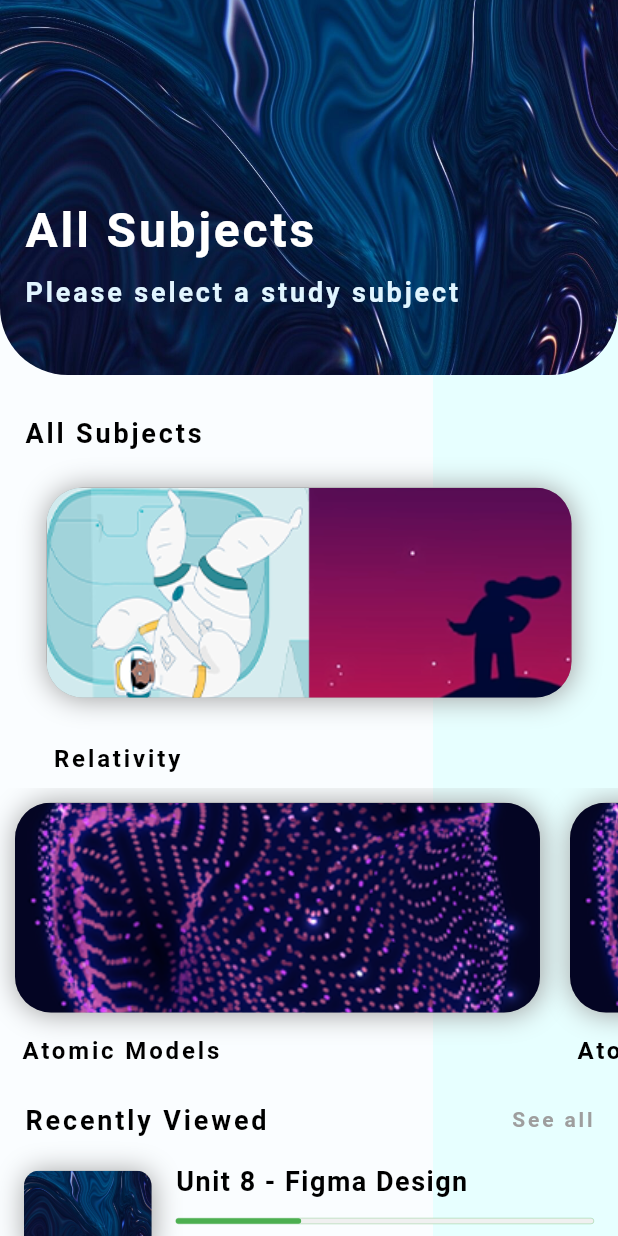
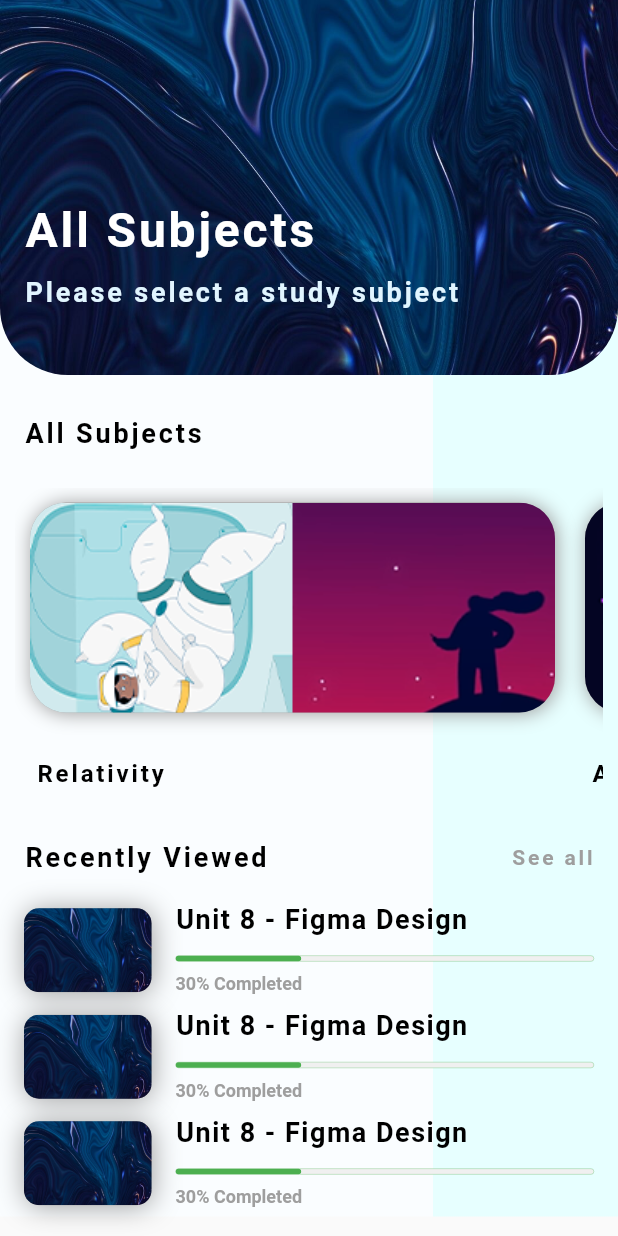
Before and after one commit to kimkimun2306/UI_relativity, a Flutter app: the Resources screen opened directly, on a phone screen of 412 x 824 dp. Run offline on Flutter 3.47's test engine with Material 2 defaults, Android fonts, the phone set to English and light mode, and no system bars.

Commit message:
initial commit

```diff
--- a/lib/Resources.dart
+++ b/lib/Resources.dart
@@ -6,6 +6,9 @@ import 'package:relativandatomic/recently.dart';
 import 'package:flutter/material.dart';
 import 'package:relativandatomic/screens/detail/detail_screen_1.dart';
 import 'package:relativandatomic/screens/detail/detail_screen_2.dart';
+import 'package:relativandatomic/screens/detail/detail_screen_3.dart';
+import 'package:relativandatomic/screens/detail/detail_screen_4.dart';
+import 'package:relativandatomic/screens/detail/widgets/Simulation/simulation_relativity.dart';
 
 class Resources extends StatelessWidget {
   final _controller = TextEditingController();
@@ -105,6 +108,18 @@ class Resources extends StatelessWidget {
                 ],
               ),
             ),
+            ListView(
+              scrollDirection: Axis.vertical,
+              shrinkWrap: true,
+              padding: EdgeInsets.all(10.0),
+              physics: NeverScrollableScrollPhysics(),
+              children: <Widget>[
+                Container(
+                  height: 210,
+                  child: ListView(
+                    scrollDirection: Axis.horizontal,
+                    shrinkWrap: true,
+                    children: [
                       InkWell(
                         onTap: () {
                           Navigator.push(
@@ -114,17 +129,9 @@ class Resources extends StatelessWidget {
                             ),
                           );
                         },
-              child: Container(
-                height: 210,
-                child: ListView.builder(
-                  scrollDirection: Axis.horizontal,
-                  itemCount: 1,
-                  shrinkWrap: true,
-                  itemBuilder: (BuildContext context, int index) {
-                    return CourseCard(
-                        "Relativity", "20", "assets/images/relativity.png");
-                  },
-                ),
+                        child: CourseCategory(
+                          imagePath: "assets/images/relativity.png",
+                          title: "Relativity",
                         ),
                       ),
                       InkWell(
@@ -136,21 +143,43 @@ class Resources extends StatelessWidget {
                             ),
                           );
                         },
-              child: Container(
-                height: 195,
-                child: ListView.builder(
-                  scrollDirection: Axis.horizontal,
-                  itemCount: namecourse.length,
-                  shrinkWrap: true,
-                  itemBuilder: (BuildContext context, int index) {
-                    return CourseCard(
-                      "Atomic Models",
-                      "20",
-                      "assets/images/atomicmodel.png",
+                        child: CourseCategory(
+                          imagePath: "assets/images/atomicmodel.png",
+                          title: "Atomic Model",
+                        ),
+                      ),
+                      InkWell(
+                        onTap: () {
+                          Navigator.push(
+                            context,
+                            MaterialPageRoute(
+                              builder: (context) => DetailScreen_3(),
+                            ),
                           );
                         },
+                        child: CourseCategory(
+                          imagePath: "assets/images/simulation_ux.png",
+                          title: "Simulation",
                         ),
                       ),
+                      InkWell(
+                        onTap: () {
+                          Navigator.push(
+                            context,
+                            MaterialPageRoute(
+                              builder: (context) => DetailScreen_4(),
+                            ),
+                          );
+                        },
+                        child: CourseCategory(
+                          imagePath: "assets/images/team.png",
+                          title: "Team",
+                        ),
+                      ),
+                    ],
+                  ),
+                ),
+              ],
             ),
             Padding(
               padding: const EdgeInsets.all(16.0),
--- a/lib/course_category.dart
+++ b/lib/course_category.dart
@@ -3,59 +3,52 @@ import 'package:flutter/material.dart';
 class CourseCategory extends StatelessWidget {
   final String imagePath;
   final String title;
-  final int numberOfCourses;
 
   const CourseCategory({
     Key key,
     this.imagePath,
     this.title,
-    this.numberOfCourses,
   }) : super(key: key);
 
   @override
   Widget build(BuildContext context) {
-    return Container(
-      margin: const EdgeInsets.symmetric(
-        horizontal: 12,
-        vertical: 12,
+    return Padding(
+      padding: EdgeInsets.all(10.0),
+      child: Column(
+        crossAxisAlignment: CrossAxisAlignment.start,
+        mainAxisAlignment: MainAxisAlignment.spaceBetween,
+        children: <Widget>[
+          Container(
+            height: 140.0,
+            width: 350.0,
+            decoration: BoxDecoration(
+                image: DecorationImage(
+                    image: AssetImage(imagePath), fit: BoxFit.cover),
+                borderRadius: BorderRadius.circular(24),
+                boxShadow: <BoxShadow>[
+                  BoxShadow(
+                      color: Colors.grey,
+                      blurRadius: 10.0,
+                      offset: Offset(0.75, 0.95))
+                ],
+                color: Colors.grey),
           ),
-      child: ClipRRect(
-        borderRadius: BorderRadius.circular(16),
-        child: Stack(
-          children: <Widget>[
           SizedBox(
-              height: 250,
-              width: 200,
-              child: Image.asset(
-                imagePath,
-                fit: BoxFit.cover,
+            height: 16,
           ),
-            ),
-            Positioned(
-              top: 24,
-              left: 24,
+          Padding(
+            padding: const EdgeInsets.only(left: 4.0),
             child: Text(
-                title,
+              '$title',
               style: TextStyle(
-                  fontSize: 18,
+                  color: Colors.black,
                   fontWeight: FontWeight.bold,
-                ),
-              ),
-            ),
-            Positioned(
-              top: 48,
-              left: 24,
-              child: Text(
-                "$numberOfCourses courses",
-                style: TextStyle(
-                  fontSize: 14,
-                  color: Color(0xFF8F95B2),
-                ),
+                  letterSpacing: 1.9,
+                  fontSize: 16.0),
             ),
           ),
         ],
       ),
-      ),
     );
   }
 }
--- a/lib/main.dart
+++ b/lib/main.dart
@@ -9,9 +9,10 @@ class MyApp extends StatelessWidget {
   Widget build(BuildContext context) {
     return MaterialApp(
       debugShowCheckedModeBanner: false,
-      title: 'Flutter Demo',
+      title: 'Relativiy And Atomic Model',
       theme: ThemeData(
-          primarySwatch: Colors.blue,
+          primarySwatch: Colors.indigo,
+          visualDensity: VisualDensity.adaptivePlatformDensity,
           textTheme: TextTheme(title: TextStyle(fontFamily: "Nunito"))),
       home: MyHomePage(),
     );
--- a/lib/screens/detail/widgets/atommodel/atommodel_1.dart
+++ b/lib/screens/detail/widgets/atommodel/atommodel_1.dart
@@ -1,4 +1,5 @@
 import 'package:flutter/material.dart';
+import 'package:url_launcher/url_launcher.dart';
 
 class atommodel_1 extends StatelessWidget {
   final String imagePath;
@@ -70,7 +71,10 @@ class atommodel_1 extends StatelessWidget {
             child: SizedBox(
               height: 40,
               width: 40,
-              child: Image.asset("assets/images/play_active.png"),
+              child: InkWell(
+                  child: Image.asset("assets/images/play_active.png"),
+                  onTap: () =>
+                      launch('https://www.youtube.com/watch?v=VcGpU5LL9PA')),
             ),
           ),
         ],
--- a/lib/screens/detail/widgets/atommodel/atommodel_2.dart
+++ b/lib/screens/detail/widgets/atommodel/atommodel_2.dart
@@ -1,4 +1,5 @@
 import 'package:flutter/material.dart';
+import 'package:url_launcher/url_launcher.dart';
 
 class atommodel_2 extends StatelessWidget {
   final String imagePath;
@@ -70,7 +71,10 @@ class atommodel_2 extends StatelessWidget {
             child: SizedBox(
               height: 40,
               width: 40,
-              child: Image.asset("assets/images/play_active.png"),
+              child: InkWell(
+                  child: Image.asset("assets/images/play_active.png"),
+                  onTap: () =>
+                      launch('https://www.youtube.com/watch?v=VcGpU5LL9PA')),
             ),
           ),
         ],
--- a/lib/screens/detail/widgets/atommodel/atommodel_3.dart
+++ b/lib/screens/detail/widgets/atommodel/atommodel_3.dart
@@ -1,4 +1,5 @@
 import 'package:flutter/material.dart';
+import 'package:url_launcher/url_launcher.dart';
 
 class atommodel_3 extends StatelessWidget {
   final String imagePath;
@@ -70,7 +71,10 @@ class atommodel_3 extends StatelessWidget {
             child: SizedBox(
               height: 40,
               width: 40,
-              child: Image.asset("assets/images/play_active.png"),
+              child: InkWell(
+                  child: Image.asset("assets/images/play_active.png"),
+                  onTap: () =>
+                      launch('https://www.youtube.com/watch?v=VcGpU5LL9PA')),
             ),
           ),
         ],
--- a/lib/screens/detail/widgets/atommodel/atommodel_4.dart
+++ b/lib/screens/detail/widgets/atommodel/atommodel_4.dart
@@ -1,4 +1,5 @@
 import 'package:flutter/material.dart';
+import 'package:url_launcher/url_launcher.dart';
 
 class atommodel_4 extends StatelessWidget {
   final String imagePath;
@@ -70,7 +71,10 @@ class atommodel_4 extends StatelessWidget {
             child: SizedBox(
               height: 40,
               width: 40,
-              child: Image.asset("assets/images/play_active.png"),
+              child: InkWell(
+                  child: Image.asset("assets/images/play_active.png"),
+                  onTap: () =>
+                      launch('https://www.youtube.com/watch?v=VcGpU5LL9PA')),
             ),
           ),
         ],
--- a/lib/screens/detail/widgets/relativitymaterial/relative_material_1.dart
+++ b/lib/screens/detail/widgets/relativitymaterial/relative_material_1.dart
@@ -1,4 +1,5 @@
 import 'package:flutter/material.dart';
+import 'package:url_launcher/url_launcher.dart';
 
 class relativematerial_1 extends StatelessWidget {
   final String imagePath;
@@ -70,7 +71,10 @@ class relativematerial_1 extends StatelessWidget {
             child: SizedBox(
               height: 40,
               width: 40,
-              child: Image.asset("assets/images/play_active.png"),
+              child: InkWell(
+                  child: Image.asset("assets/images/play_active.png"),
+                  onTap: () =>
+                      launch('https://www.youtube.com/watch?v=VcGpU5LL9PA')),
             ),
           ),
         ],
--- a/lib/screens/detail/widgets/relativitymaterial/relative_material_2.dart
+++ b/lib/screens/detail/widgets/relativitymaterial/relative_material_2.dart
@@ -1,4 +1,5 @@
 import 'package:flutter/material.dart';
+import 'package:url_launcher/url_launcher.dart';
 
 class relativematerial_2 extends StatelessWidget {
   final String imagePath;
@@ -70,7 +71,10 @@ class relativematerial_2 extends StatelessWidget {
             child: SizedBox(
               height: 40,
               width: 40,
-              child: Image.asset("assets/images/play_active.png"),
+              child: InkWell(
+                  child: Image.asset("assets/images/play_active.png"),
+                  onTap: () =>
+                      launch('https://www.youtube.com/watch?v=VcGpU5LL9PA')),
             ),
           ),
         ],
--- a/lib/screens/detail/widgets/relativitymaterial/relative_material_3.dart
+++ b/lib/screens/detail/widgets/relativitymaterial/relative_material_3.dart
@@ -1,4 +1,5 @@
 import 'package:flutter/material.dart';
+import 'package:url_launcher/url_launcher.dart';
 
 class relativematerial_3 extends StatelessWidget {
   final String imagePath;
@@ -70,7 +71,10 @@ class relativematerial_3 extends StatelessWidget {
             child: SizedBox(
               height: 40,
               width: 40,
-              child: Image.asset("assets/images/play_active.png"),
+              child: InkWell(
+                  child: Image.asset("assets/images/play_active.png"),
+                  onTap: () =>
+                      launch('https://www.youtube.com/watch?v=VcGpU5LL9PA')),
             ),
           ),
         ],
--- a/lib/screens/detail/widgets/relativitymaterial/relative_material_4.dart
+++ b/lib/screens/detail/widgets/relativitymaterial/relative_material_4.dart
@@ -1,4 +1,5 @@
 import 'package:flutter/material.dart';
+import 'package:url_launcher/url_launcher.dart';
 
 class relativematerial_4 extends StatelessWidget {
   final String imagePath;
@@ -70,7 +71,10 @@ class relativematerial_4 extends StatelessWidget {
             child: SizedBox(
               height: 40,
               width: 40,
-              child: Image.asset("assets/images/play_active.png"),
+              child: InkWell(
+                  child: Image.asset("assets/images/play_active.png"),
+                  onTap: () =>
+                      launch('https://www.youtube.com/watch?v=VcGpU5LL9PA')),
             ),
           ),
         ],
--- a/lib/screens/detail/widgets/relativitymaterial/relative_material_5.dart
+++ b/lib/screens/detail/widgets/relativitymaterial/relative_material_5.dart
@@ -1,4 +1,5 @@
 import 'package:flutter/material.dart';
+import 'package:url_launcher/url_launcher.dart';
 
 class relativematerial_5 extends StatelessWidget {
   final String imagePath;
@@ -70,7 +71,10 @@ class relativematerial_5 extends StatelessWidget {
             child: SizedBox(
               height: 40,
               width: 40,
-              child: Image.asset("assets/images/play_active.png"),
+              child: InkWell(
+                  child: Image.asset("assets/images/play_active.png"),
+                  onTap: () =>
+                      launch('https://www.youtube.com/watch?v=VcGpU5LL9PA')),
             ),
           ),
         ],
--- a/pubspec.yaml
+++ b/pubspec.yaml
@@ -28,6 +28,7 @@ dependencies:
   # The following adds the Cupertino Icons font to your application.
   # Use with the CupertinoIcons class for iOS style icons.
   cupertino_icons: ^1.0.1
+  url_launcher: ^5.7.10
 
 dev_dependencies:
   flutter_test:
```
Also changed, not shown: lib/screens/detail/widgets/atommodel/atommodelquiz.dart (+3 -9 lines), lib/screens/detail/widgets/relativitymaterial/relativequiz.dart (+12 -10 lines), pubspec.lock, 1 other file. Lines whose indentation alone changed are shown as unchanged.
